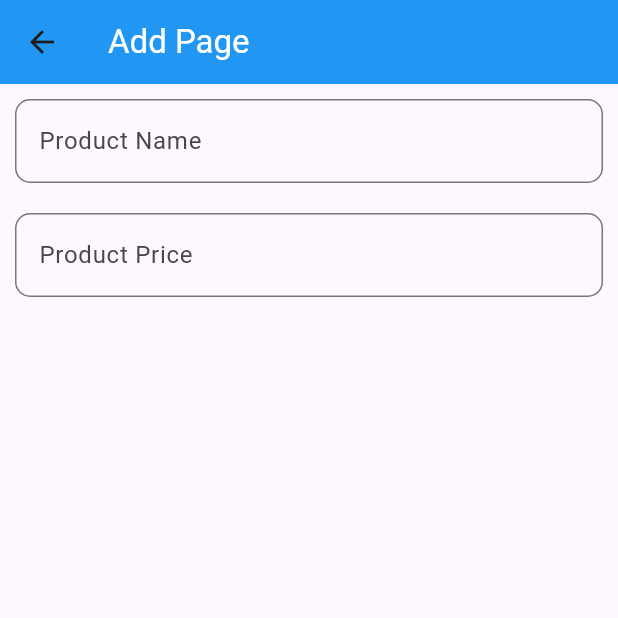
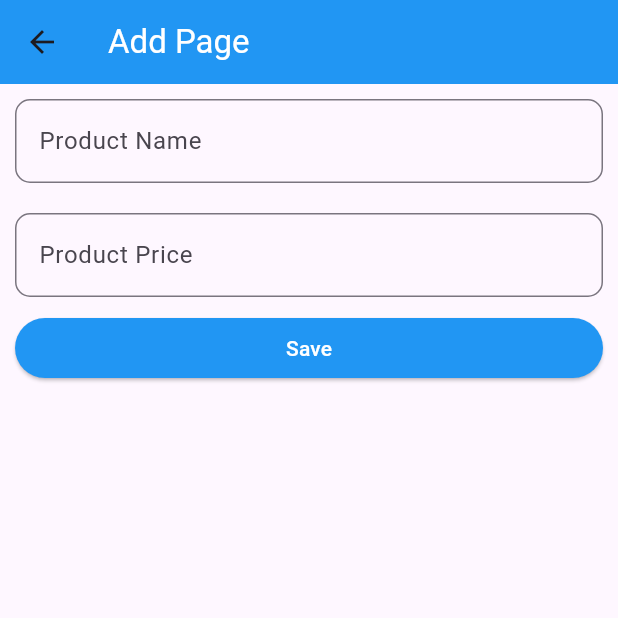
Before and after one commit to adipramanadev/laravelflutter, a Flutter app: the AddPage screen opened directly, on a phone screen of 412 x 824 dp, the top half of it. Run offline on Flutter 3.47's test engine with Material 3 defaults, Android fonts, the phone set to English and light mode, and no system bars; network calls fail.

Commit message:
get and all

```diff
--- a/lib/view/addPage.dart
+++ b/lib/view/addPage.dart
@@ -1,4 +1,7 @@
 import 'package:flutter/material.dart';
+import 'package:laravelflutter/controllers/databaseHelper.dart';
+
+import 'dasboard.dart';
 
 class AddPage extends StatefulWidget {
   const AddPage({super.key});
@@ -8,15 +11,11 @@ class AddPage extends StatefulWidget {
 }
 
 class _AddPageState extends State<AddPage> {
+  //include class dbHelper
+  DatabaseHelper dbHelper = DatabaseHelper();
+  //deklarasi form
   final TextEditingController _txtName = TextEditingController();
   final TextEditingController _txtPrice = TextEditingController();
-
-  @override
-  void dispose() {
-    _txtName.dispose();
-    _txtPrice.dispose();
-    super.dispose();
-  }
 
   @override
   Widget build(BuildContext context) {
@@ -52,6 +51,20 @@ class _AddPageState extends State<AddPage> {
             ),
             keyboardType: TextInputType.number,
           ),
+          SizedBox(
+            height: 10.0,
+          ),
+          ElevatedButton(
+            style: ElevatedButton.styleFrom(backgroundColor: Colors.blue),
+            onPressed: () {
+              dbHelper.addData(_txtName.text.trim(), _txtPrice.text.trim());
+              //redirect ke halaman dasboard
+              Navigator.of(context).push(MaterialPageRoute(
+                builder: (context) => Dashboard(),
+              ));
+            },
+            child: Text('Save', style: TextStyle(color: Colors.white)),
+          )
         ],
       ),
     );
```
